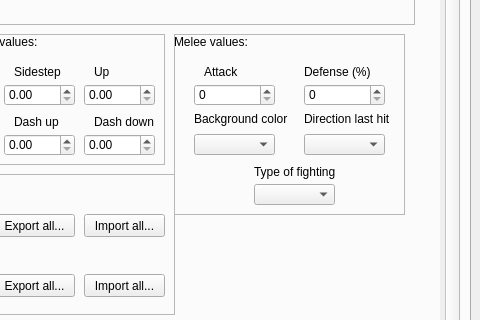
Old version of the form lib/design/Raging_tools.ui in the repository adsl14/Raging-tools; both pictures show x 499 to 979 and y 256 to 576 of the 979 by 853 pixel window.
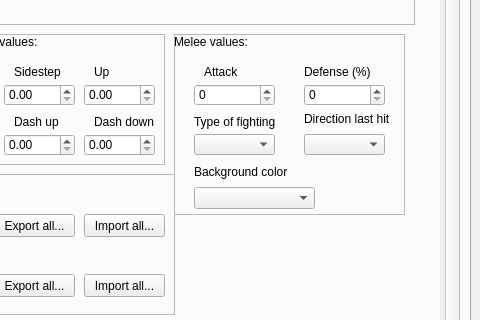
New version of the form. The open tabs and pages were chosen to show the change. Icons and pictures are not drawn.

Commit message: Added more colours to the tab 'Background color of auto-combo

```diff
--- a/lib/design/Raging_tools.ui
+++ b/lib/design/Raging_tools.ui
@@ -5036,8 +5036,8 @@
               <widget class="QLabel" name="type_fighting_text">
                <property name="geometry">
                 <rect>
-                 <x>80</x>
-                 <y>130</y>
+                 <x>20</x>
+                 <y>80</y>
                  <width>91</width>
                  <height>16</height>
                 </rect>
@@ -5052,8 +5052,8 @@
               <widget class="QComboBox" name="type_fighting_value">
                <property name="geometry">
                 <rect>
-                 <x>80</x>
-                 <y>150</y>
+                 <x>20</x>
+                 <y>100</y>
                  <width>81</width>
                  <height>21</height>
                 </rect>
@@ -5079,9 +5079,9 @@
                <property name="geometry">
                 <rect>
                  <x>20</x>
-                 <y>100</y>
-                 <width>81</width>
-                 <height>21</height>
+                 <y>153</y>
+                 <width>121</width>
+                 <height>22</height>
                 </rect>
                </property>
               </widget>
@@ -5089,7 +5089,7 @@
                <property name="geometry">
                 <rect>
                  <x>20</x>
-                 <y>77</y>
+                 <y>130</y>
                  <width>101</width>
                  <height>16</height>
                 </rect>
```
The commit also changes 3 other files.
